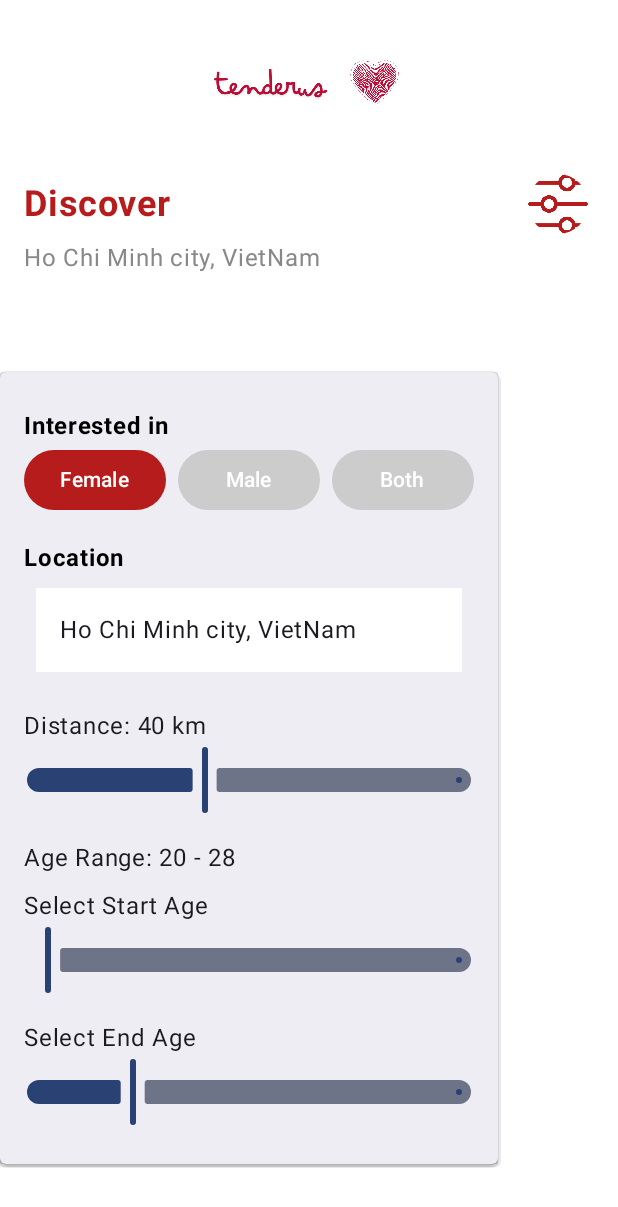
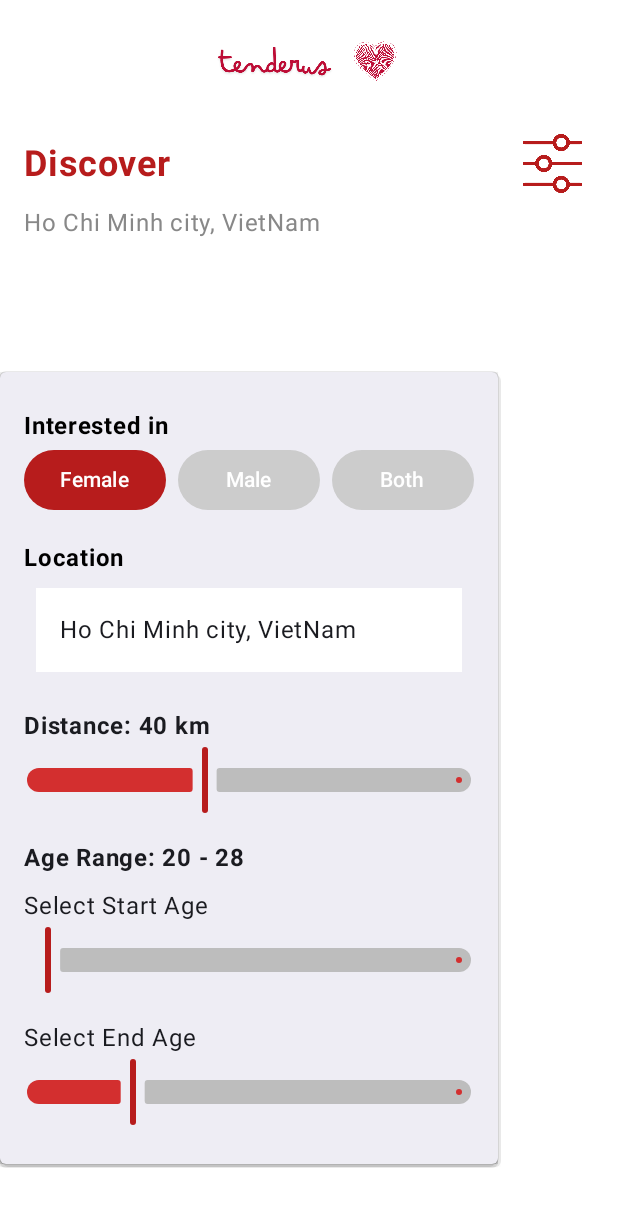
Before and after one commit to NationalWind/TenderUS, an Android app built with Jetpack Compose: the composable DiscoverScreen shown on its own in the app's theme, after a tap on "Filter", on a phone screen of 412 x 824 dp. Shown: the top 1207 px of the screen. Run offline under Robolectric (Android 15) with nearby library versions, the phone set to English and light mode, and no system bars.

Commit message:
Update Filter

```diff
--- a/client/app/src/main/java/com/hcmus/tenderus/ui/screens/discover/DiscoverScreen.kt
+++ b/client/app/src/main/java/com/hcmus/tenderus/ui/screens/discover/DiscoverScreen.kt
@@ -45,7 +45,7 @@ fun DiscoverScreen(navController: NavController) {
             modifier = Modifier
                 .background(Color.White)
                 .fillMaxSize()
-                .padding(top = 16.dp),
+                .padding(top = 1.dp),
             horizontalAlignment = Alignment.CenterHorizontally
         ) {
             Row(
@@ -62,11 +62,9 @@ fun DiscoverScreen(navController: NavController) {
                 Image(
                     painter = painterResource(id = R.drawable.tim),
                     contentDescription = "Logo 2",
-                    modifier = Modifier.size(40.dp) // Adjust size as needed
+                    modifier = Modifier.size(35.dp) // Adjust size as needed
                 )
             }
-            Spacer(modifier = Modifier.height(16.dp))
-
             Row(
                 modifier = Modifier
                     .fillMaxWidth()
@@ -80,13 +78,18 @@ fun DiscoverScreen(navController: NavController) {
                     fontWeight = FontWeight.Bold,
                     color = Color(0xFFB71C1C)
                 )
-                IconButton(onClick = {
-                    expanded = !expanded
-                }) {
+                Box(
+                    modifier = Modifier
+                        .size(55.dp)
+                        .clickable { expanded = !expanded }
+                        .background(Color.Transparent)
+                        .padding(8.dp)
+                ) {
                     Icon(
                         painter = painterResource(id = R.drawable.icon_filter),
                         contentDescription = "Filter",
-                        tint = Color(0xFFB71C1C)
+                        tint = Color(0xFFB71C1C),
+                        modifier = Modifier.fillMaxSize()
                     )
                 }
             }
@@ -229,12 +232,20 @@ fun LocationSelection(location: String, onLocationChanged: (String) -> Unit) {
 @Composable
 fun DistanceSlider(distance: Float, onDistanceChanged: (Float) -> Unit) {
     Column {
-        Text(text = "Distance: ${distance.toInt()} km")
+        Text(
+            text = "Distance: ${distance.toInt()} km",
+            fontWeight = FontWeight.Bold
+        )
         Slider(
             value = distance,
             onValueChange = onDistanceChanged,
             valueRange = 0f..100f,
-            modifier = Modifier.fillMaxWidth()
+            modifier = Modifier.fillMaxWidth(),
+            colors = SliderDefaults.colors(
+                thumbColor = Color(0xFFB71C1C), // Customize thumb color
+                activeTrackColor = Color(0xFFD32F2F), // Customize active track color
+                inactiveTrackColor = Color(0xFFBDBDBD) // Customize inactive track color
+            ),
         )
     }
 }
@@ -249,7 +260,10 @@ fun AgeRangeSlider(
 ) {
     Column {
         // Display the selected age range
-        Text(text = "Age Range: ${startAge.toInt()} - ${endAge.toInt()}")
+        Text(
+            text = "Age Range: ${startAge.toInt()} - ${endAge.toInt()}",
+            fontWeight = FontWeight.Bold
+        )
         Spacer(modifier = Modifier.height(8.dp))
 
         // Start age slider
@@ -260,7 +274,12 @@ fun AgeRangeSlider(
                 if (it < endAge) onStartAgeChanged(it)
             },
             valueRange = valueRange,
-            modifier = Modifier.fillMaxWidth()
+            modifier = Modifier.fillMaxWidth(),
+            colors = SliderDefaults.colors(
+                thumbColor = Color(0xFFB71C1C), // Customize thumb color
+                activeTrackColor = Color(0xFFD32F2F), // Customize active track color
+                inactiveTrackColor = Color(0xFFBDBDBD) // Customize inactive track color
+            ),
         )
 
         Spacer(modifier = Modifier.height(16.dp))
@@ -273,7 +292,12 @@ fun AgeRangeSlider(
                 if (it > startAge) onEndAgeChanged(it)
             },
             valueRange = valueRange,
-            modifier = Modifier.fillMaxWidth()
+            modifier = Modifier.fillMaxWidth(),
+            colors = SliderDefaults.colors(
+                thumbColor = Color(0xFFB71C1C), // Customize thumb color
+                activeTrackColor = Color(0xFFD32F2F), // Customize active track color
+                inactiveTrackColor = Color(0xFFBDBDBD) // Customize inactive track color
+            ),
         )
     }
 }
--- a/client/app/src/main/java/com/hcmus/tenderus/ui/screens/profilesetup/ProfileScreen.kt
+++ b/client/app/src/main/java/com/hcmus/tenderus/ui/screens/profilesetup/ProfileScreen.kt
@@ -65,9 +65,6 @@ fun ProfileButtons(navController: NavController) {
                 isPrimary = false,
                 onClick = { /* Handle Edit Profile */ }
             )
-
-
-
         }
         ProfileButton(
             text = "Report App Issue",
```
Also changed, not shown: client/app/src/main/java/com/hcmus/tenderus/ui/screens/profilesetup/SearchPreferencesScreen.kt (+27 -9 lines).
